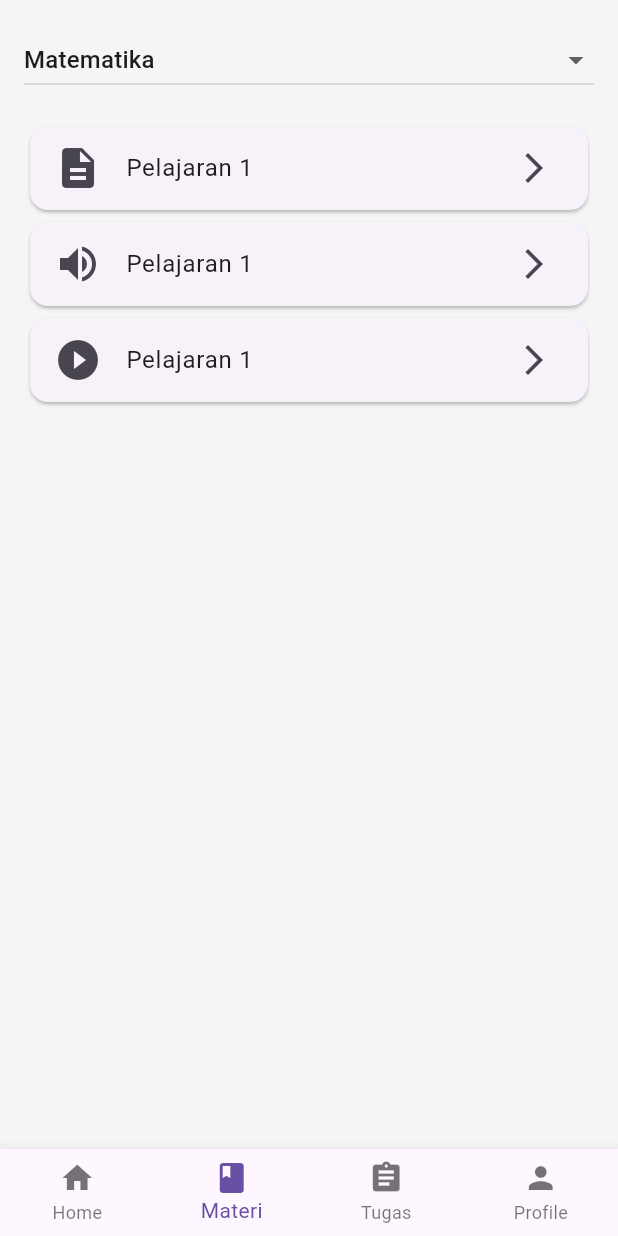
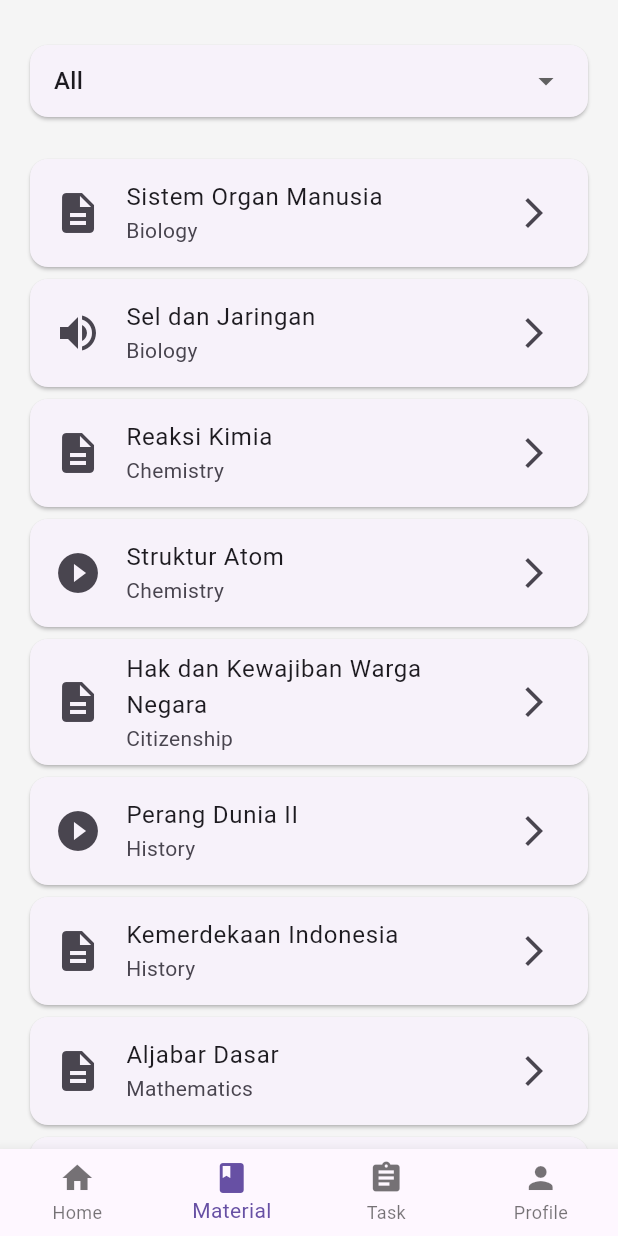
Before and after one commit to marissssssa/MobApps, a Flutter app: the MainDashboardPage screen opened directly with empty values, item 2 of the bottom bar chosen, on a phone screen of 412 x 824 dp. Run offline on Flutter 3.47's test engine with Material 3 defaults, Android fonts, the phone set to English and light mode, and no system bars; missing offline and left inert: syncfusion_flutter_pdfviewer; network calls fail.

Commit message:
Update halaman materi & dashboard, tambah detail materi dan file PDF

```diff
--- a/lib/screens/main_dashboard_page.dart
+++ b/lib/screens/main_dashboard_page.dart
@@ -20,6 +20,14 @@ class MainDashboardPage extends StatefulWidget {
 
 class _MainDashboardPageState extends State<MainDashboardPage> {
   int _selectedIndex = 0; // Index untuk item navigasi bawah yang aktif
+  String _selectedSubject = 'All';
+
+  void _navigateToSubject(String subject) {
+    setState(() {
+      _selectedSubject = subject;
+      _selectedIndex = 1; // ke tab Materi
+    });
+  }
 
   // Fungsi untuk memilih halaman mana yang akan ditampilkan berdasarkan peran
   Widget _getHomepageForRole() {
@@ -27,7 +35,7 @@ class _MainDashboardPageState extends State<MainDashboardPage> {
       case UserRole.guru:
         return const GuruHomepage();
       case UserRole.siswa:
-        return const SiswaHomepage();
+        return SiswaHomepage(onSubjectSelected: _navigateToSubject);
       case UserRole.orangTua:
         return const OrangTuaHomepage();
     }
@@ -36,7 +44,7 @@ class _MainDashboardPageState extends State<MainDashboardPage> {
   List<Widget> _buildScreens() {
     return [
       _getHomepageForRole(), // Halaman utama sesuai peran
-      MateriPage(),     // Materi page
+      MateriPage(selectedSubject: _selectedSubject),     // Materi page
       TugasPage(),      // Tugas page
       const ProfilePage(),
     ];
@@ -45,6 +53,11 @@ class _MainDashboardPageState extends State<MainDashboardPage> {
   void _onItemTapped(int index) {
     setState(() {
       _selectedIndex = index;
+
+      // Reset subject jika keluar dari tab materi
+      if (index != 1) {
+        _selectedSubject = 'All';
+      }
     });
   }
 
@@ -56,8 +69,8 @@ class _MainDashboardPageState extends State<MainDashboardPage> {
       bottomNavigationBar: BottomNavigationBar(
         items: const <BottomNavigationBarItem>[
           BottomNavigationBarItem(icon: Icon(Icons.home), label: 'Home'),
-          BottomNavigationBarItem(icon: Icon(Icons.book), label: 'Materi'),
-          BottomNavigationBarItem(icon: Icon(Icons.assignment), label: 'Tugas'),
+          BottomNavigationBarItem(icon: Icon(Icons.book), label: 'Material'),
+          BottomNavigationBarItem(icon: Icon(Icons.assignment), label: 'Task'),
           BottomNavigationBarItem(icon: Icon(Icons.person), label: 'Profile'),
         ],
         currentIndex: _selectedIndex,
--- a/lib/screens/siswa/materi_page.dart
+++ b/lib/screens/siswa/materi_page.dart
@@ -1,31 +1,83 @@
 import 'package:flutter/material.dart';
+import 'sub_materi_page.dart';
 
 class MateriPage extends StatefulWidget {
-  const MateriPage({super.key});
+  final String selectedSubject;
+
+  const MateriPage({super.key, required this.selectedSubject});
 
   @override
   State<MateriPage> createState() => _MateriPageState();
 }
 
 class _MateriPageState extends State<MateriPage> {
-  String selectedSubject = 'Matematika';
+  late String selectedSubject;
 
-  final List<String> subjects = ['Matematika', 'IPA', 'Bahasa'];
+  final List<String> subjects = ['All', 'Biology', 'Chemistry', 'Citizenship', 'History', 'Mathematics', 'Physics'];
   final List<Map<String, dynamic>> materials = [
-    {'type': Icons.description, 'label': 'Pelajaran 1'},
-    {'type': Icons.volume_up, 'label': 'Pelajaran 1'},
-    {'type': Icons.play_circle_filled, 'label': 'Pelajaran 1'},
+    {'subject': 'Biology', 'type': Icons.description, 'label': 'Sistem Organ Manusia'},
+    {'subject': 'Biology', 'type': Icons.volume_up, 'label': 'Sel dan Jaringan'},
+    {'subject': 'Chemistry', 'type': Icons.description, 'label': 'Reaksi Kimia'},
+    {'subject': 'Chemistry', 'type': Icons.play_circle_filled, 'label': 'Struktur Atom'},
+    {'subject': 'Citizenship', 'type': Icons.description, 'label': 'Hak dan Kewajiban Warga Negara'},
+    {'subject': 'History', 'type': Icons.play_circle_filled, 'label': 'Perang Dunia II'},
+    {'subject': 'History', 'type': Icons.description, 'label': 'Kemerdekaan Indonesia'},
+    {'subject': 'Mathematics', 'type': Icons.description, 'label': 'Aljabar Dasar'},
+    {'subject': 'Mathematics', 'type': Icons.volume_up, 'label': 'Geometri'},
+    {'subject': 'Physics', 'type': Icons.play_circle_filled, 'label': 'Hukum Newton'},
+    {'subject': 'Physics', 'type': Icons.description, 'label': 'Gerak Lurus Beraturan'},
+    {'subject': 'Physics', 'type': Icons.description, 'label': 'Gerak Lurus Tidak Beraturan'},
   ];
 
   @override
+  void initState() {
+    super.initState();
+    selectedSubject = widget.selectedSubject;
+  }
+
+  @override
+    void didUpdateWidget(covariant MateriPage oldWidget) {
+    super.didUpdateWidget(oldWidget);
+    if (oldWidget.selectedSubject != widget.selectedSubject) {
+      setState(() {
+        selectedSubject = widget.selectedSubject;
+      });
+    }
+  }
+
+  List<Map<String, dynamic>> getFilteredMaterials() {
+    if (selectedSubject == 'All') {
+      return materials;
+    }
+    return materials.where((m) => m['subject'] == selectedSubject).toList();
+  }
+
+  final Map<String, List<Map<String, String>>> subMaterialsMap = {
+    'Aljabar Dasar': [
+      {'title': 'Aljabar', 'filePath': 'assets/materi/Aljabar.pdf'},
+    ],
+    'Gerak Lurus Beraturan': [
+      {'title': 'Gerak Lurus Beraturan', 'filePath': 'assets/materi/Gerak Lurus Beraturan.pdf'},
+    ],
+    // Tambahkan materi lainnya di sini jika perlu
+  };
+
+  @override
   Widget build(BuildContext context) {
+    final filteredMaterials = getFilteredMaterials();
+
     return Scaffold(
       backgroundColor: Colors.grey[100],
-      body: Padding(
+      body: SafeArea(
+        child: ListView(
           padding: const EdgeInsets.all(16),
-        child: Column(
           children: [
-            DropdownButton<String>(
+            const SizedBox(height: 10),
+            Card(
+              child: Padding(
+                padding: const EdgeInsets.symmetric(horizontal: 16),
+                child: DropdownButtonHideUnderline(
+                  child: DropdownButton<String>(
                     value: selectedSubject,
                     isExpanded: true,
                     onChanged: (value) {
@@ -40,15 +92,30 @@ class _MateriPageState extends State<MateriPage> {
                             ))
                         .toList(),
                   ),
-            const SizedBox(height: 16),
-            ...materials.map((material) {
+                ),
+              ),
+            ),
+            const SizedBox(height: 20),
+            ...filteredMaterials.map((material) {
               return Card(
                 child: ListTile(
                   leading: Icon(material['type'], size: 32),
                   title: Text(material['label']),
+                  subtitle: Text(material['subject']),
                   trailing: const Icon(Icons.arrow_forward_ios),
                   onTap: () {
-                    // Navigasi ke detail materi
+                    final label = material['label'];
+                    final subMaterials = subMaterialsMap[label] ?? [];
+
+                    Navigator.push(
+                      context,
+                      MaterialPageRoute(
+                        builder: (_) => SubMateriPage(
+                          title: label,
+                          subMaterials: subMaterials,
+                        ),
+                      ),
+                    );
                   },
                 ),
               );
--- a/pubspec.yaml
+++ b/pubspec.yaml
@@ -28,6 +28,8 @@ environment:
 # the latest version available on pub.dev. To see which dependencies have newer
 # versions available, run `flutter pub outdated`.
 dependencies:
+  syncfusion_flutter_pdfviewer: ^29.2.7
+  path_provider: ^2.0.15
   flutter:
     sdk: flutter
   provider: 6.1.5
@@ -63,6 +65,8 @@ flutter:
 
   assets:
     - assets/images/LOGO.png
+    - assets/materi/Aljabar.pdf
+    - assets/materi/Gerak Lurus Beraturan.pdf
 
   # An image asset can refer to one or more resolution-specific "variants", see
   # https://flutter.dev/to/resolution-aware-images
```
Also changed, not shown: lib/screens/siswa/detail_materi_page.dart (added, +17 -0 lines), lib/screens/siswa/siswa_homepage.dart (+5 -5 lines), lib/screens/siswa/sub_materi_page.dart (added, +55 -0 lines), 2 other files. Lines whose indentation alone changed are shown as unchanged.
